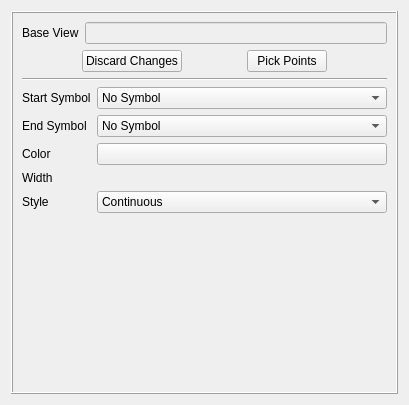
Before: the Qt Designer form src/Mod/TechDraw/Gui/TaskLeaderLine.ui in berndhahnebach/All_FreeCAD, drawn with Qt 5.
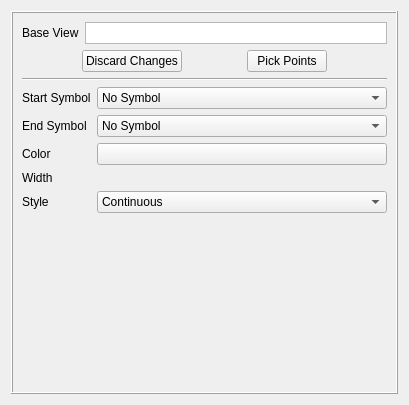
After: the same form once the commit is applied. Icons and pictures are not drawn. Custom widgets are drawn as their Qt base class.

Commit message:
[TD] LeadlerLine dialog beautifications
(add tooltips, use a display widget)

see https://forum.freecadweb.org/viewtopic.php?f=35&t=43360&p=369885#p369885

The edit to the form file:
```diff
--- a/src/Mod/TechDraw/Gui/TaskLeaderLine.ui
+++ b/src/Mod/TechDraw/Gui/TaskLeaderLine.ui
@@ -49,10 +49,29 @@
        <layout class="QVBoxLayout" name="verticalLayout_4">
         <item>
          <layout class="QGridLayout" name="gridLayout">
+          <item row="0" column="0">
+           <widget class="QLabel" name="label_4">
+            <property name="text">
+             <string>Base View</string>
+            </property>
+           </widget>
+          </item>
           <item row="0" column="1">
-           <widget class="QLineEdit" name="leBaseView">
+           <widget class="QTextBrowser" name="tbBaseView">
             <property name="enabled">
-             <bool>false</bool>
+             <bool>true</bool>
+            </property>
+            <property name="sizePolicy">
+             <sizepolicy hsizetype="Expanding" vsizetype="Minimum">
+              <horstretch>0</horstretch>
+              <verstretch>0</verstretch>
+             </sizepolicy>
+            </property>
+            <property name="maximumSize">
+             <size>
+              <width>16777215</width>
+              <height>22</height>
+             </size>
             </property>
             <property name="mouseTracking">
              <bool>false</bool>
@@ -63,12 +82,8 @@
             <property name="acceptDrops">
              <bool>false</bool>
             </property>
-           </widget>
-          </item>
-          <item row="0" column="0">
-           <widget class="QLabel" name="label_4">
-            <property name="text">
-             <string>Base View</string>
+            <property name="verticalScrollBarPolicy">
+             <enum>Qt::ScrollBarAlwaysOff</enum>
             </property>
            </widget>
           </item>
@@ -111,6 +126,11 @@
           </item>
           <item>
            <widget class="QPushButton" name="pbTracker">
+            <property name="toolTip">
+             <string>First pick the start pint of the line,
+then at least a second point.
+You can pick further points to get line segments.</string>
+            </property>
             <property name="text">
              <string>Pick Points</string>
             </property>
```
The commit also changes 3 other files.
